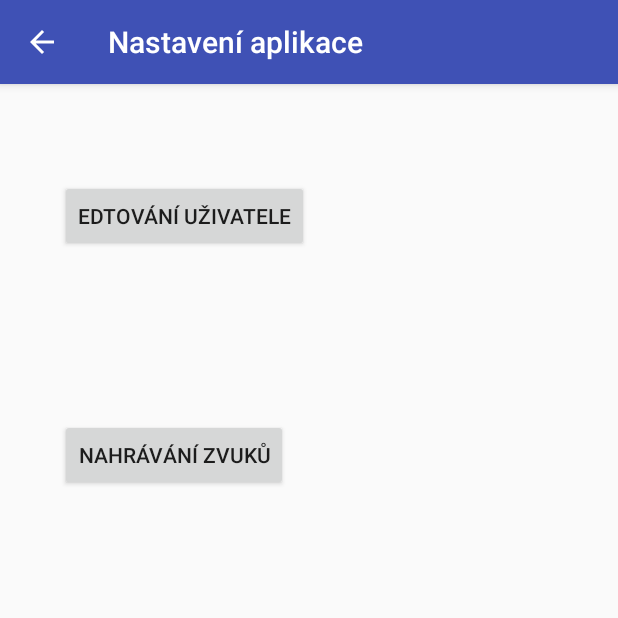
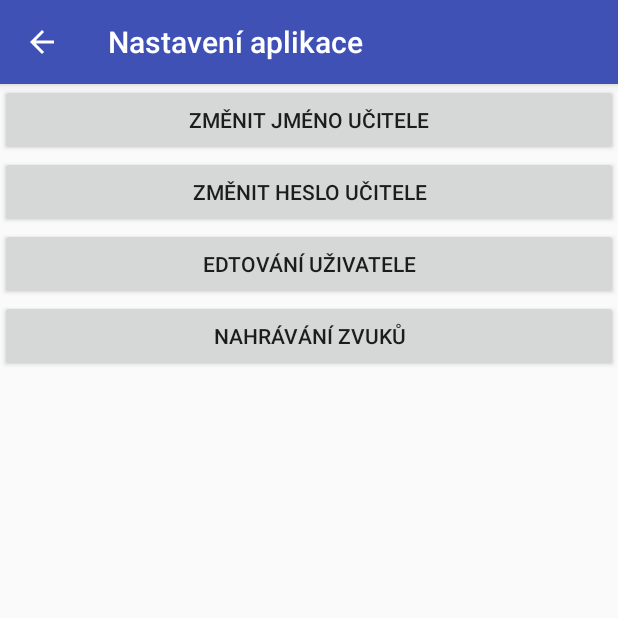
Before and after one commit to jelazi/Guitar, an Android app: the TeacherActivity screen opened directly, with no data from a screen before it, on a phone screen of 412 x 824 dp, the top half of it. Run offline under Robolectric (Android 15) with nearby library versions, the phone set to English and light mode, and no system bars.

Commit message:
change name teacher, pass teacher in teacher activity

```diff
--- a/app/src/main/java/lubin/guitar/Teacher/TeacherAccountActivity.java
+++ b/app/src/main/java/lubin/guitar/Teacher/TeacherAccountActivity.java
@@ -78,6 +78,7 @@ public class TeacherAccountActivity extends AppCompatActivity {
         @Override
         public void onClick(View view) {
             String correctName = FileInOut.nameWithoutDiacritic(accountName.getText().toString().toLowerCase());
+            String nameWithoutDiacritic = FileInOut.nameWithoutDiacritic(name.toLowerCase());
             String correctPass = accountPass.getText().toString();
 
             if (createName) { //new name and password teacher
@@ -91,7 +92,7 @@ public class TeacherAccountActivity extends AppCompatActivity {
                 createName = false;
                 btnAcc.setText("Přihlas se");
             } else {
-                if (correctName.equals(name) && correctPass.equals(pass)) {
+                if (correctName.equals(nameWithoutDiacritic) && correctPass.equals(pass)) {
                     Intent i = new Intent(view.getContext(), TeacherActivity.class);
                     startActivity(i);
                     return;
--- a/app/src/main/java/lubin/guitar/Teacher/WavRecorderActivity.java
+++ b/app/src/main/java/lubin/guitar/Teacher/WavRecorderActivity.java
@@ -67,6 +67,8 @@ public class WavRecorderActivity extends AppCompatActivity {
   int soundId;
   Button playBtn;
   Button saveBtn;
+  Button changeName;
+  Button changePass;
 
   @Override
   protected void onCreate(Bundle savedInstanceState) {
--- a/app/src/main/res/layout/activity_teacher.xml
+++ b/app/src/main/res/layout/activity_teacher.xml
@@ -12,23 +12,27 @@
         android:orientation="vertical">
 
         <Button
+            android:id="@+id/change_name_teacher"
+            android:layout_width="match_parent"
+            android:layout_height="wrap_content"
+            android:text="Změnit jméno učitele" />
+
+        <Button
+            android:id="@+id/change_pass_teacher"
+            android:layout_width="match_parent"
+            android:layout_height="wrap_content"
+            android:text="Změnit heslo učitele" />
+
+        <Button
             android:id="@+id/edit_user"
-            android:layout_width="wrap_content"
+            android:layout_width="match_parent"
             android:layout_height="wrap_content"
-            android:layout_marginStart="40dp"
-            android:layout_marginLeft="40dp"
-            android:layout_marginTop="64dp"
-            android:layout_marginBottom="47dp"
             android:text="Edtování uživatele" />
 
         <Button
             android:id="@+id/record_sound_btn"
-            android:layout_width="wrap_content"
+            android:layout_width="match_parent"
             android:layout_height="wrap_content"
-            android:layout_marginStart="40dp"
-            android:layout_marginLeft="40dp"
-            android:layout_marginTop="64dp"
-            android:layout_marginBottom="47dp"
             android:text="Nahrávání zvuků" />
     </LinearLayout>
 
```
Also changed, not shown: app/src/main/java/lubin/guitar/Files/DialogType.java (+2 -12 lines), app/src/main/java/lubin/guitar/Teacher/TeacherActivity.java (+105 -15 lines).
